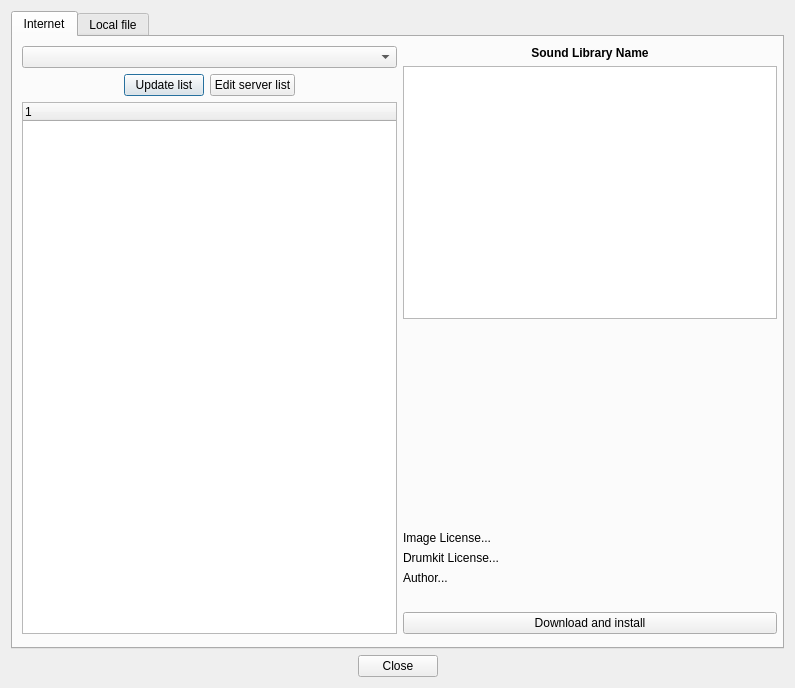
Qt form src/gui/src/SoundLibrary/SoundLibraryImportDialog_UI.ui (hydrogen-music/hydrogen) before a commit.
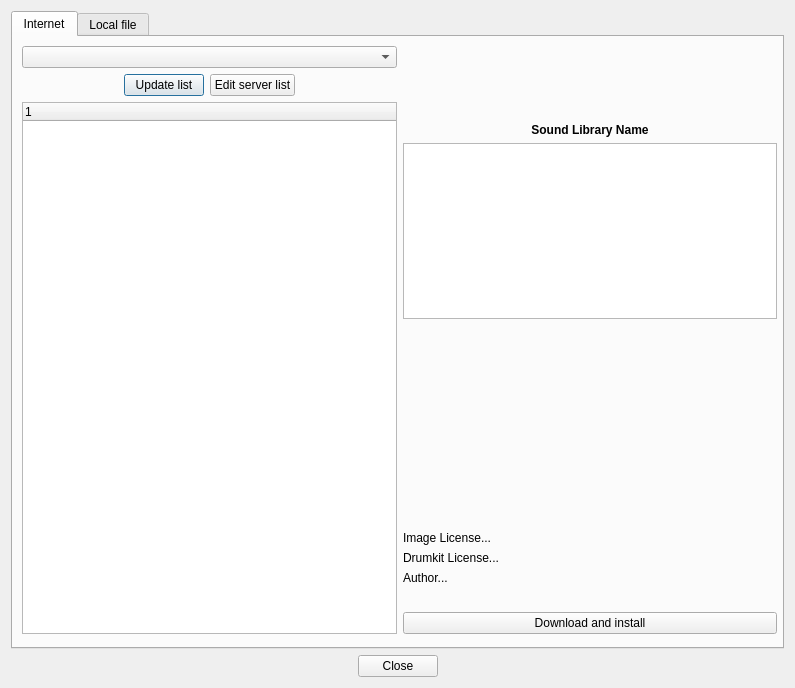
The same form after that commit.

Commit message: Updated SoundLibraryImportDialog: move the right pane slightly lower

Diff of the .ui file:
```diff
--- a/src/gui/src/SoundLibrary/SoundLibraryImportDialog_UI.ui
+++ b/src/gui/src/SoundLibrary/SoundLibraryImportDialog_UI.ui
@@ -23,7 +23,7 @@
       <attribute name="title">
        <string>Internet</string>
       </attribute>
-      <widget class="QWidget" name="layoutWidget">
+      <widget class="QWidget" name="layoutWidget1">
        <property name="geometry">
         <rect>
          <x>9</x>
@@ -32,14 +32,14 @@
          <height>588</height>
         </rect>
        </property>
-       <layout class="QVBoxLayout">
+       <layout class="QVBoxLayout" name="TreeLayout">
         <item>
          <widget class="QComboBox" name="repositoryCombo"/>
         </item>
         <item>
-         <layout class="QHBoxLayout">
+         <layout class="QHBoxLayout" name="controlLayout">
           <item>
-           <spacer>
+           <spacer name="lSpacer">
             <property name="orientation">
              <enum>Qt::Horizontal</enum>
             </property>
@@ -66,7 +66,7 @@
            </widget>
           </item>
           <item>
-           <spacer>
+           <spacer name="rSpacer">
             <property name="orientation">
              <enum>Qt::Horizontal</enum>
             </property>
@@ -107,12 +107,12 @@
        <property name="geometry">
         <rect>
          <x>390</x>
-         <y>9</y>
+         <y>86</y>
          <width>374</width>
-         <height>588</height>
+         <height>511</height>
         </rect>
        </property>
-       <layout class="QVBoxLayout">
+       <layout class="QVBoxLayout" name="propertiesLayout">
         <item>
          <widget class="QLabel" name="SoundLibraryNameLbl">
           <property name="maximumSize">
@@ -139,7 +139,7 @@
          </widget>
         </item>
         <item>
-         <layout class="QHBoxLayout">
+         <layout class="QHBoxLayout" name="imageLayout">
           <item>
            <widget class="QTextEdit" name="SoundLibraryInfoLbl">
             <property name="readOnly">
@@ -242,7 +242,7 @@
          </widget>
         </item>
         <item>
-         <spacer>
+         <spacer name="centerSpacer">
           <property name="orientation">
            <enum>Qt::Horizontal</enum>
           </property>
@@ -320,9 +320,9 @@
     </widget>
    </item>
    <item>
-    <layout class="QHBoxLayout">
+    <layout class="QHBoxLayout" name="bottomLayout">
      <item>
-      <spacer>
+      <spacer name="spacerLClose">
        <property name="orientation">
         <enum>Qt::Horizontal</enum>
        </property>
@@ -342,7 +342,7 @@
       </widget>
      </item>
      <item>
-      <spacer>
+      <spacer name="spsacerRClose">
        <property name="orientation">
         <enum>Qt::Horizontal</enum>
        </property>
```
Left out of the diff: 8 changed lines with no effect on the pictures.
